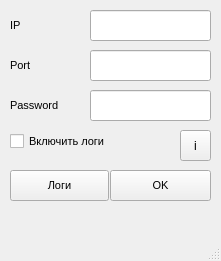
The window that src/windows/connect.ui (BlackCatDevel0per/URCON) describes before a commit, drawn with Qt 5.
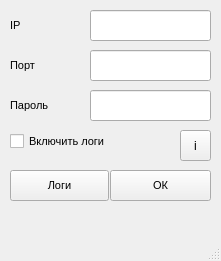
The same window after the commit. Icons and pictures are not drawn.

What changed in the file:
```diff
--- a/src/windows/connect.ui
+++ b/src/windows/connect.ui
@@ -102,7 +102,7 @@
      </font>
     </property>
     <property name="text">
-     <string>Port</string>
+     <string>Порт</string>
     </property>
    </widget>
    <widget class="QLabel" name="label_3">
@@ -120,7 +120,7 @@
      </font>
     </property>
     <property name="text">
-     <string>Password</string>
+     <string>Пароль</string>
     </property>
    </widget>
    <widget class="QPushButton" name="pushButton">
@@ -138,7 +138,7 @@
      </font>
     </property>
     <property name="text">
-     <string>OK</string>
+     <string>ОК</string>
     </property>
    </widget>
    <widget class="QCheckBox" name="checkBox">
@@ -146,7 +146,7 @@
      <rect>
       <x>10</x>
       <y>130</y>
-      <width>141</width>
+      <width>121</width>
       <height>22</height>
      </rect>
     </property>
```
Left out of the diff: 3 changed lines with no effect on the pictures.
